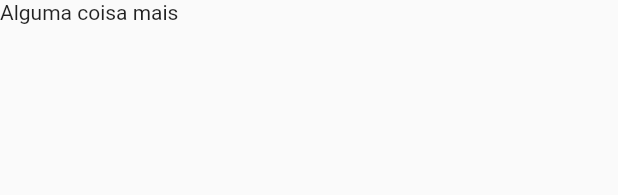
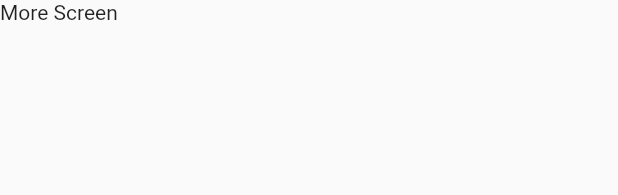
Before and after one commit to abe2602/Flutterdex, a Flutter app: the TabNavigator widget shown alone on an empty page, opened directly, on a phone screen of 412 x 824 dp. Shown: the top 195 px of the screen. Run offline on Flutter 3.47's test engine with Material 2 defaults, Android fonts, the phone set to English and light mode, and no system bars; our stand-ins replace cached_network_image, connectivity, hive, rxdart; missing offline and left inert: bloc_pattern; accounts and stored records are empty; network calls fail.

Commit message:
[pokemon-details] Serviço apenas para os pokémons iniciais adicionado

```diff
--- a/lib/app/data/remote/pokemon_list_rds.dart
+++ b/lib/app/data/remote/pokemon_list_rds.dart
@@ -15,7 +15,7 @@ class PokemonListRDS extends BaseRDS {
     if (connectivityResult == ConnectivityResult.none) {
       throw NetworkException();
     } else {
-      const endPoint = 'pokemon?limit=10000';
+      const endPoint = 'pokemon?limit=151';
       response = await client.get('$baseUrl/$endPoint');
       if (response.statusCode == 200) {
         return List<PokemonRM>.from(json
--- a/lib/app/presentation/pokemon_detail/bottom_navigation.dart
+++ b/lib/app/presentation/pokemon_detail/bottom_navigation.dart
@@ -18,9 +18,10 @@ class BottomNavigation extends StatelessWidget {
   @override
   Widget build(BuildContext context) => BottomNavigationBar(
         items: [
-          _buildItem(icon: Icon(Icons.movie_filter), tabItem: TabItem.info),
+          _buildItem(icon: Icon(Icons.info), tabItem: TabItem.info),
           _buildItem(
-              icon: Icon(Icons.movie_filter), tabItem: TabItem.techniques),
+              icon: Icon(Icons.gavel), tabItem: TabItem.techniques),
+          _buildItem(icon: Icon(Icons.more_horiz), tabItem: TabItem.more),
         ],
         onTap: (index) {
           onSelectTab(
@@ -28,6 +29,7 @@ class BottomNavigation extends StatelessWidget {
           );
         },
         currentIndex: _getBottomNavigationItem(currentTab),
+        showUnselectedLabels: false,
       );
 
   int _getBottomNavigationItem(TabItem tab) {
--- a/lib/app/presentation/pokemon_detail/pokemon_detail_view.dart
+++ b/lib/app/presentation/pokemon_detail/pokemon_detail_view.dart
@@ -14,6 +14,7 @@ class _PokemonDetailViewState extends State<PokemonDetailView> {
   final Map<TabItem, GlobalKey<NavigatorState>> _navigatorKeys = {
     TabItem.info: GlobalKey<NavigatorState>(),
     TabItem.techniques: GlobalKey<NavigatorState>(),
+    TabItem.more: GlobalKey<NavigatorState>(),
   };
 
   void _selectTab(TabItem tabItem) {
@@ -35,11 +36,13 @@ class _PokemonDetailViewState extends State<PokemonDetailView> {
     onWillPop: () async =>
     !await _navigatorKeys[_currentTab].currentState.maybePop(),
     child: Scaffold(
+      appBar: AppBar(title: Text("Pokemon Details"),),
       body: SafeArea(
         child: Stack(
           children: <Widget>[
             _buildOffStageNavigator(TabItem.info),
             _buildOffStageNavigator(TabItem.techniques),
+            _buildOffStageNavigator(TabItem.more),
           ],
         ),
       ),
--- a/lib/app/presentation/pokemon_detail/tab_navigatior.dart
+++ b/lib/app/presentation/pokemon_detail/tab_navigatior.dart
@@ -25,9 +25,11 @@ class TabNavigator extends StatelessWidget {
   Map<String, WidgetBuilder> _routeBuilders(BuildContext context) => {
       TabNavigatorRoutes.root: (context) {
         if (tabItem == TabItem.info) {
-          return Text("Listagem de POkémons");
-        } else {
-          return Text("Alguma coisa mais");
+          return Text("Information Screen");
+        } else if(tabItem == TabItem.techniques){
+          return Text("Techniques Screen");
+        } else{
+          return Text('More Screen');
         }
       }
     };
```
